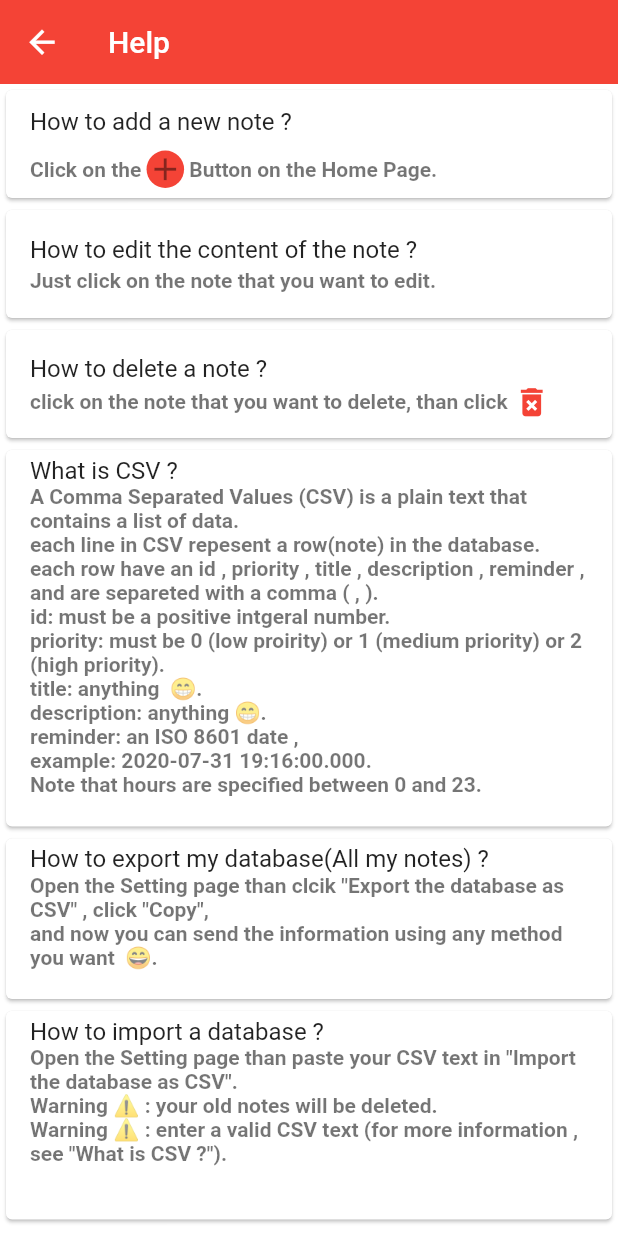
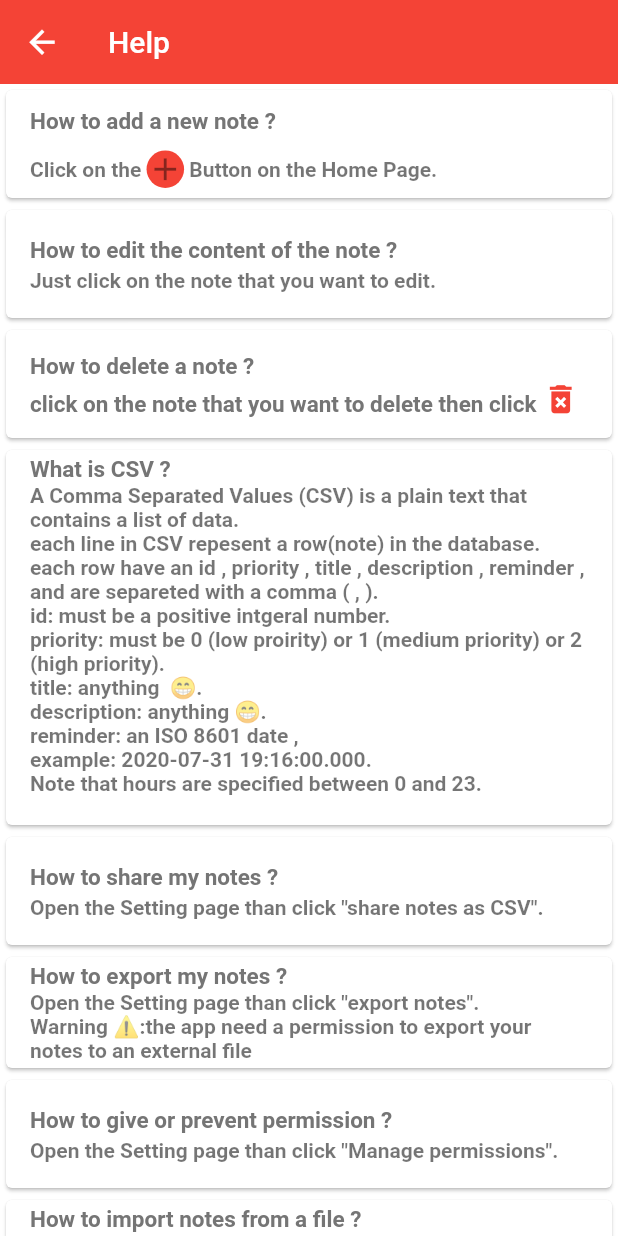
Before and after one commit to JosephJasin/todo, a Flutter app: the HelpPage screen opened directly, on a phone screen of 412 x 824 dp. Run offline on Flutter 3.47's test engine with Material 2 defaults, Android fonts, the phone set to English and light mode, and no system bars; our stand-ins replace file_picker, flutter_local_notifications, material_design_icons_flutter, permission_handler, share, shared_preferences and 1 more; accounts and stored records are empty.

```diff
--- a/lib/appDatabase.dart
+++ b/lib/appDatabase.dart
@@ -37,7 +37,6 @@ class AppDatabase {
   ///Add one row to any table.
   static Future<int> insertRow(Map<String, dynamic> values) async {
     await open();
-
     return await _database.insert('notes', values);
   }
 
--- a/lib/routes/helpPage.dart
+++ b/lib/routes/helpPage.dart
@@ -46,17 +46,34 @@ class HelpPage extends StatelessWidget {
           Card(
             child: ListTile(
               title: const Text('How to delete a note ?'),
-              subtitle: Row(
-                children: <Widget>[
-                  const Text(
-                    'click on the note that you want to delete, than click ',
-                  ),
-                  Icon(
-                    Icons.delete_forever,
-                    color: Theme.of(context).primaryColor,
-                  ),
-                ],
+              subtitle: RichText(
+                text: TextSpan(
+                  style: Theme.of(context).textTheme.subtitle1,
+                  children: [
+                    const TextSpan(
+                        text:
+                            'click on the note that you want to delete then click '),
+                    WidgetSpan(
+                      child: Icon(
+                        Icons.delete_forever,
+                        color: Theme.of(context).primaryColor,
+                      ),
+                    ),
+                    TextSpan(text: ''),
+                  ],
+                ),
               ),
+
+              // Row(
+              //   children: <Widget>[
+              //     // Icon(
+              //     //   Icons.delete_forever,
+              //     //   color: Theme.of(context).primaryColor,
+              //     // ),
+              //     // const Text('the note that you want to delete, than click'),
+
+              //   ],
+              // ),
             ),
           ),
           //What is CSV?
@@ -78,22 +95,51 @@ Note that hours are specified between 0 and 23.
             ),
           ),
 
+          //How to share my database(All my notes) ?
+          Card(
+            child: ListTile(
+              title: Text('How to share my notes ?'),
+              subtitle: Text(
+                  'Open the Setting page than click "share notes as CSV".'),
+            ),
+          ),
+
           //How to export my database(All my notes) ?
           Card(
             child: ListTile(
-              title: Text('How to export my database(All my notes) ?'),
+              title: Text('How to export my notes ?'),
+              subtitle: Text('''Open the Setting page than click "export notes".
+Warning ⚠️:the app need a permission to export your notes to an external file'''),
+            ),
+          ),
+
+          //How to give or prevent permission ?
+          Card(
+            child: ListTile(
+                title: Text('How to give or prevent permission ?'),
+                subtitle: Text(
+                    'Open the Setting page than click "Manage permissions".')),
+          ),
+
+          //How to import a database as file?
+          Card(
+            child: ListTile(
+              title: Text('How to import notes from a file ?'),
               subtitle: Text(
-                  '''Open the Setting page than clcik "Export the database as CSV" , click "Copy",
-and now you can send the information using any method you want  😄.
+                  '''Open the Setting page than click "Import notes\nthen choose a valid file".
+Warning ⚠️ : your old notes will be deleted.
+Warning ⚠️ : enter a valid CSV file (for more information , see "What is CSV ?").
+
 '''),
             ),
           ),
+
           //How to import a database ?
           Card(
             child: ListTile(
-              title: Text('How to import a database ?'),
+              title: Text('How to import notes from CSV text ?'),
               subtitle: Text(
-                  '''Open the Setting page than paste your CSV text in "Import the database as CSV".
+                  '''Open the Setting page than paste your CSV text in "Import notes as CSV".
 Warning ⚠️ : your old notes will be deleted.
 Warning ⚠️ : enter a valid CSV text (for more information , see "What is CSV ?").
 
--- a/lib/themes.dart
+++ b/lib/themes.dart
@@ -12,7 +12,13 @@ class Themes {
           backgroundColor: Colors.white,
           textTheme: TextTheme(
             bodyText2: const TextStyle(fontWeight: FontWeight.bold),
+            subtitle1: TextStyle(
+              fontSize: 15,
+              color: Colors.grey[600],
+              fontWeight: FontWeight.bold,
+            ),
           ),
+
           iconTheme: const IconThemeData(color: Colors.white, size: 25),
           scaffoldBackgroundColor: Colors.white,
           appBarTheme: AppBarTheme(elevation: 0),
@@ -21,10 +27,11 @@ class Themes {
             labelColor: themeColor,
             unselectedLabelColor: Colors.white,
             indicator: const BoxDecoration(
-                borderRadius: const BorderRadius.only(
-                    topLeft: const Radius.circular(10),
-                    topRight: const Radius.circular(10)),
-                color: Colors.white),
+              borderRadius: const BorderRadius.only(
+                  topLeft: const Radius.circular(10),
+                  topRight: const Radius.circular(10)),
+              color: Colors.white,
+            ),
           ),
           floatingActionButtonTheme: FloatingActionButtonThemeData(
             backgroundColor: themeColor,
--- a/pubspec.yaml
+++ b/pubspec.yaml
@@ -36,8 +36,9 @@ dependencies:
   shared_preferences: ^0.5.7+3
   flutter_local_notifications: ^1.4.4+2
   material_design_icons_flutter: ^4.0.5345
-  clipboard: ^0.1.2+8
-
+  share: ^0.6.4+3
+  permission_handler: ^5.0.1+1
+  file_picker: ^1.13.2
 
   # The following adds the Cupertino Icons font to your application.
   # Use with the CupertinoIcons class for iOS style icons.
```
Also changed, not shown: lib/routes/editNotePage.dart (+53 -6 lines), lib/routes/homePage.dart (+11 -7 lines), lib/routes/notePage.dart (+17 -14 lines), lib/routes/pages.dart (+7 -1 lines), lib/routes/settingsPage.dart (+164 -84 lines), pubspec.lock.
